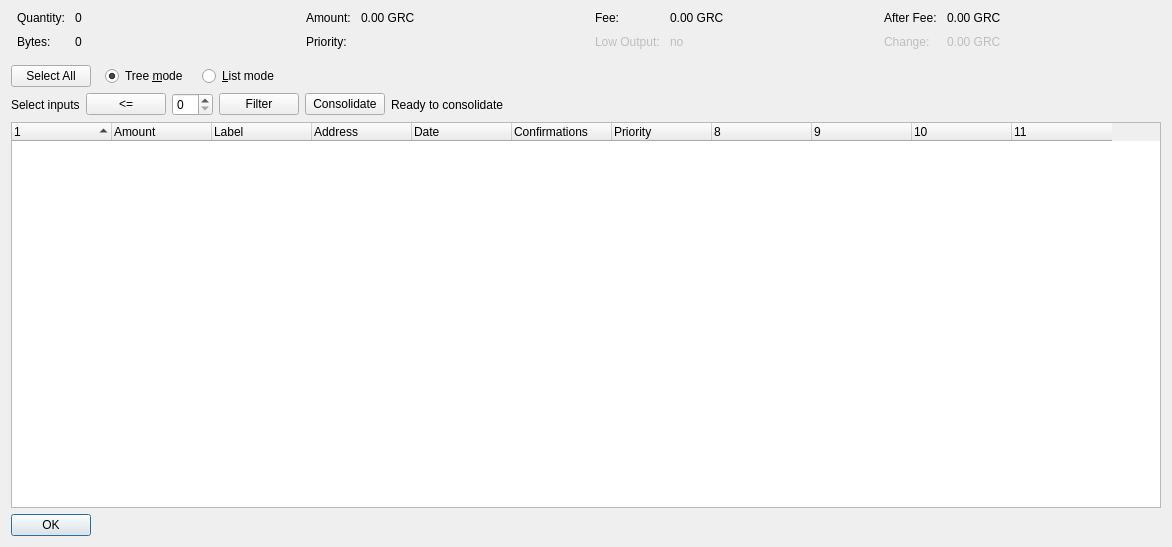
Old version of the form src/qt/forms/coincontroldialog.ui in the repository gridcoin-community/Gridcoin-Research.
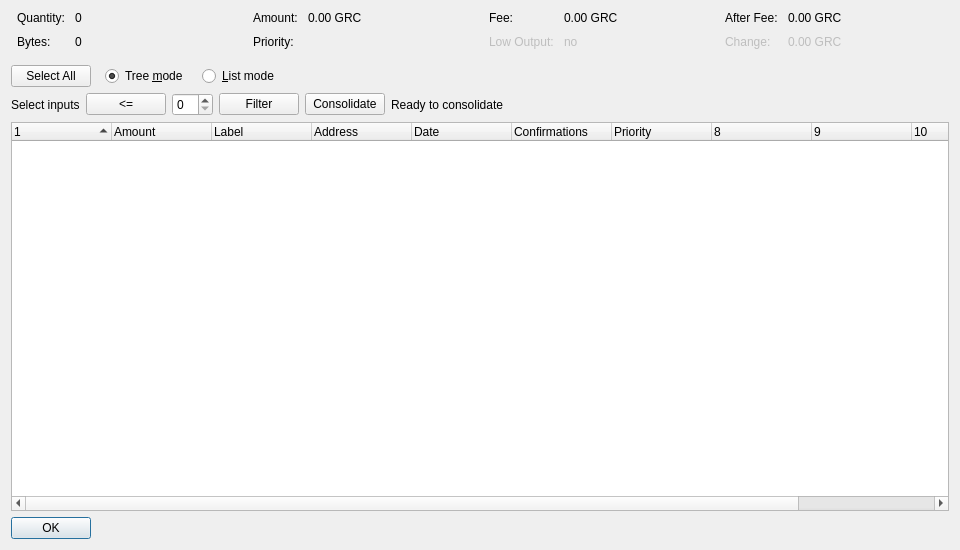
New version of the form. Custom widgets are drawn as their Qt base class.

The edit to the form file:
```diff
--- a/src/qt/forms/coincontroldialog.ui
+++ b/src/qt/forms/coincontroldialog.ui
@@ -6,8 +6,8 @@
    <rect>
     <x>0</x>
     <y>0</y>
-    <width>1172</width>
-    <height>547</height>
+    <width>960</width>
+    <height>550</height>
    </rect>
   </property>
   <property name="windowTitle">
```
